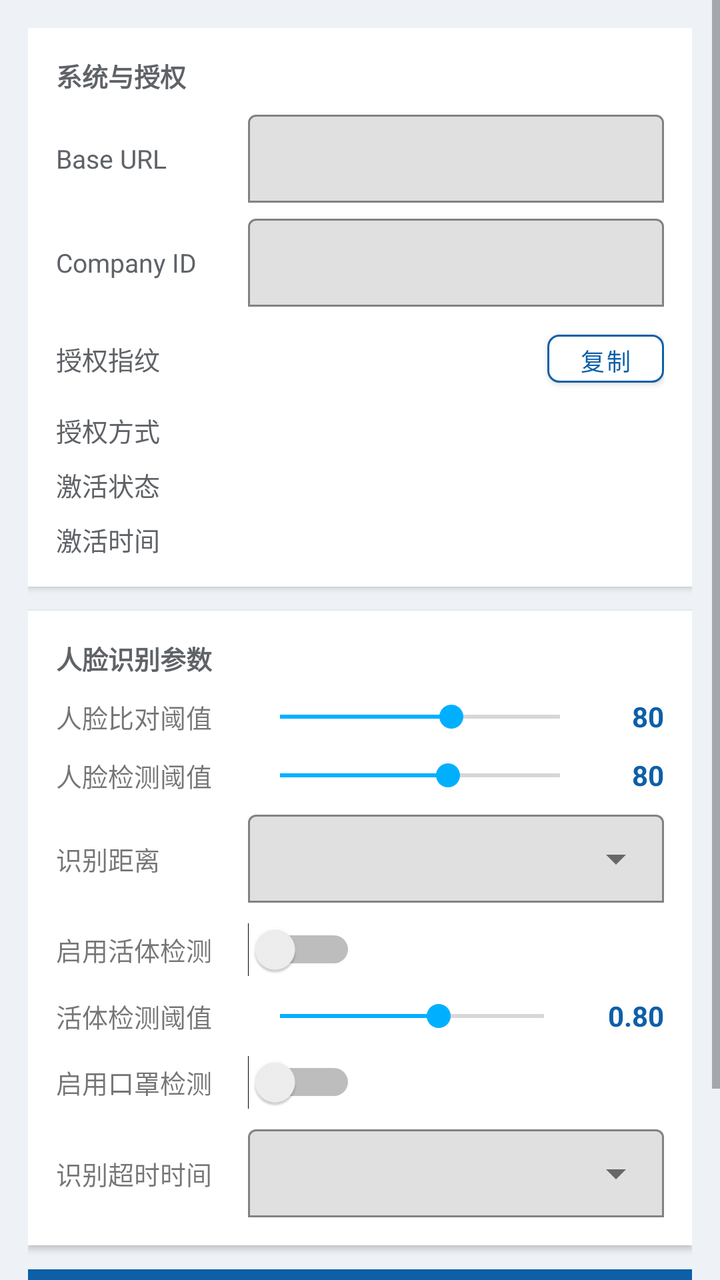
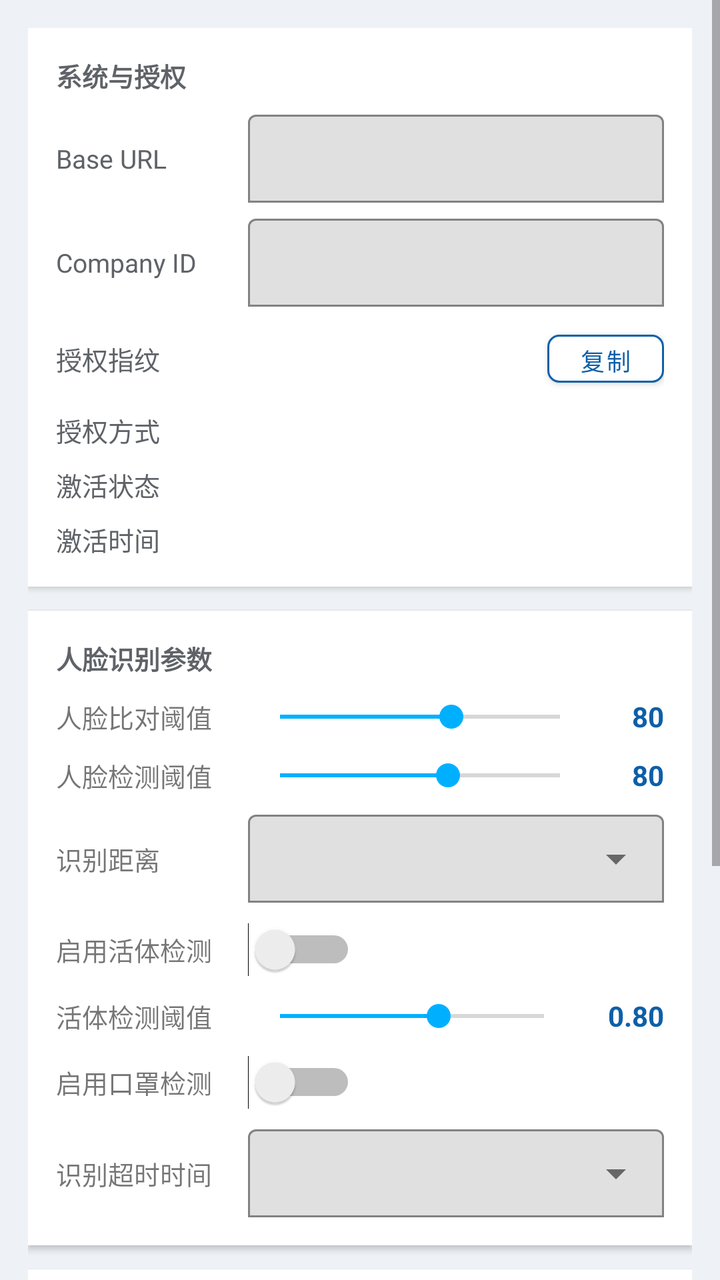

The first picture is an Android layout as it rendered before a commit; the second is the same layout after the commit. The layout source and the unified diff follow.
<!-- AndroidManifest.xml: application theme AppTheme -->
<!-- res/layout/fragment_advanced_config.xml -->
﻿<?xml version="1.0" encoding="utf-8"?>
<LinearLayout xmlns:android="http://schemas.android.com/apk/res/android"
    xmlns:app="http://schemas.android.com/apk/res-auto"
    android:layout_width="match_parent"
    android:layout_height="match_parent"
    android:orientation="vertical">

    <ScrollView
        android:layout_width="match_parent"
        android:layout_height="match_parent">

        <LinearLayout
            android:layout_width="match_parent"
            android:layout_height="wrap_content"
            android:orientation="vertical"
            android:padding="14dp">

            <LinearLayout
                android:layout_width="match_parent"
                android:layout_height="wrap_content"
                android:layout_marginBottom="12dp"
                android:background="@color/white"
                android:elevation="2dp"
                android:orientation="vertical"
                android:padding="14dp">

                <TextView
                    android:layout_width="wrap_content"
                    android:layout_height="wrap_content"
                    android:layout_marginBottom="10dp"
                    android:text="系统与授权"
                    android:textColor="@color/text_secondary"
                    android:textSize="13sp"
                    android:textStyle="bold" />

                <LinearLayout
                    android:layout_width="match_parent"
                    android:layout_height="wrap_content"
                    android:layout_marginBottom="8dp"
                    android:gravity="center_vertical"
                    android:orientation="horizontal">

                    <TextView
                        android:layout_width="96dp"
                        android:layout_height="wrap_content"
                        android:text="Base URL"
                        android:textColor="@color/text_secondary"
                        android:textSize="13sp" />

                    <com.google.android.material.textfield.TextInputLayout
                        android:layout_width="0dp"
                        android:layout_height="wrap_content"
                        android:layout_weight="1"
                        app:boxBackgroundMode="outline"
                        app:boxStrokeColor="@color/primary"
                        app:hintEnabled="false">

                        <com.google.android.material.textfield.TextInputEditText
                            android:id="@+id/et_base_url"
                            android:layout_width="match_parent"
                            android:layout_height="wrap_content"
                            android:inputType="textUri"
                            android:maxLines="1"
                            android:minHeight="44dp"
                            android:paddingStart="10dp"
                            android:paddingTop="12dp"
                            android:paddingEnd="10dp"
                            android:paddingBottom="12dp"
                            android:textColor="@color/text_primary"
                            android:textSize="13sp" />
                    </com.google.android.material.textfield.TextInputLayout>
                </LinearLayout>

                <LinearLayout
                    android:layout_width="match_parent"
                    android:layout_height="wrap_content"
                    android:layout_marginBottom="8dp"
                    android:gravity="center_vertical"
                    android:orientation="horizontal">

                    <TextView
                        android:layout_width="96dp"
                        android:layout_height="wrap_content"
                        android:text="Company ID"
                        android:textColor="@color/text_secondary"
                        android:textSize="13sp" />

                    <com.google.android.material.textfield.TextInputLayout
                        android:layout_width="0dp"
                        android:layout_height="wrap_content"
                        android:layout_weight="1"
                        app:boxBackgroundMode="outline"
                        app:boxStrokeColor="@color/primary"
                        app:hintEnabled="false">

                        <com.google.android.material.textfield.TextInputEditText
                            android:id="@+id/et_company_id"
                            android:layout_width="match_parent"
                            android:layout_height="wrap_content"
                            android:inputType="number"
                            android:maxLines="1"
                            android:minHeight="44dp"
                            android:paddingStart="10dp"
                            android:paddingTop="12dp"
                            android:paddingEnd="10dp"
                            android:paddingBottom="12dp"
                            android:textColor="@color/text_primary"
                            android:textSize="13sp" />
                    </com.google.android.material.textfield.TextInputLayout>
                </LinearLayout>

                <LinearLayout
                    android:layout_width="match_parent"
                    android:layout_height="wrap_content"
                    android:layout_marginBottom="8dp"
                    android:gravity="center_vertical"
                    android:orientation="horizontal">

                    <TextView
                        android:layout_width="96dp"
                        android:layout_height="wrap_content"
                        android:text="授权指纹"
                        android:textColor="@color/text_secondary"
                        android:textSize="13sp" />

                    <TextView
                        android:id="@+id/tv_baidu_fingerprint"
                        android:layout_width="0dp"
                        android:layout_height="wrap_content"
                        android:layout_weight="1"
                        android:maxLines="2"
                        android:textColor="@color/text_primary"
                        android:textSize="12sp" />

                    <com.google.android.material.button.MaterialButton
                        android:id="@+id/btn_copy_fingerprint"
                        android:layout_width="wrap_content"
                        android:layout_height="36dp"
                        android:layout_marginStart="8dp"
                        android:minWidth="0dp"
                        android:text="复制"
                        android:textAllCaps="false"
                        android:textColor="@color/primary"
                        android:textSize="12sp"
                        app:backgroundTint="@color/white"
                        app:cornerRadius="6dp"
                        app:strokeColor="@color/primary"
                        app:strokeWidth="1dp" />
                </LinearLayout>

                <LinearLayout
                    android:layout_width="match_parent"
                    android:layout_height="wrap_content"
                    android:layout_marginBottom="8dp"
                    android:orientation="horizontal">

                    <TextView
                        android:layout_width="96dp"
                        android:layout_height="wrap_content"
                        android:text="授权方式"
                        android:textColor="@color/text_secondary"
                        android:textSize="13sp" />

                    <TextView
                        android:id="@+id/tv_activation_mode"
                        android:layout_width="0dp"
                        android:layout_height="wrap_content"
                        android:layout_weight="1"
                        android:textColor="@color/text_primary"
                        android:textSize="13sp" />
                </LinearLayout>

                <LinearLayout
                    android:layout_width="match_parent"
                    android:layout_height="wrap_content"
                    android:layout_marginBottom="8dp"
                    android:orientation="horizontal">

                    <TextView
                        android:layout_width="96dp"
                        android:layout_height="wrap_content"
                        android:text="激活状态"
                        android:textColor="@color/text_secondary"
                        android:textSize="13sp" />

                    <TextView
                        android:id="@+id/tv_activation_status"
                        android:layout_width="0dp"
                        android:layout_height="wrap_content"
                        android:layout_weight="1"
                        android:textColor="@color/text_primary"
                        android:textSize="13sp" />
                </LinearLayout>

                <LinearLayout
                    android:layout_width="match_parent"
                    android:layout_height="wrap_content"
                    android:orientation="horizontal">

                    <TextView
                        android:layout_width="96dp"
                        android:layout_height="wrap_content"
                        android:text="激活时间"
                        android:textColor="@color/text_secondary"
                        android:textSize="13sp" />

                    <TextView
                        android:id="@+id/tv_activation_time"
                        android:layout_width="0dp"
                        android:layout_height="wrap_content"
                        android:layout_weight="1"
                        android:textColor="@color/text_primary"
                        android:textSize="12sp" />
                </LinearLayout>
            </LinearLayout>

            <LinearLayout
                android:layout_width="match_parent"
                android:layout_height="wrap_content"
                android:layout_marginBottom="12dp"
                android:background="@color/white"
                android:elevation="2dp"
                android:orientation="vertical"
                android:padding="14dp">

                <TextView
                    android:layout_width="wrap_content"
                    android:layout_height="wrap_content"
                    android:layout_marginBottom="10dp"
                    android:text="人脸识别参数"
                    android:textColor="@color/text_secondary"
                    android:textSize="13sp"
                    android:textStyle="bold" />

                <LinearLayout
                    android:layout_width="match_parent"
                    android:layout_height="wrap_content"
                    android:gravity="center_vertical"
                    android:orientation="horizontal">

                    <TextView
                        android:layout_width="96dp"
                        android:layout_height="wrap_content"
                        android:text="人脸比对阈值"
                        android:textSize="13sp" />

                    <SeekBar
                        android:id="@+id/seek_match_threshold"
                        android:layout_width="0dp"
                        android:layout_height="wrap_content"
                        android:layout_weight="1"
                        android:max="99"
                        android:min="50"
                        android:progress="80" />

                    <TextView
                        android:id="@+id/tv_threshold_value"
                        android:layout_width="36dp"
                        android:layout_height="wrap_content"
                        android:gravity="end"
                        android:text="80"
                        android:textColor="@color/primary"
                        android:textStyle="bold" />
                </LinearLayout>

                <LinearLayout
                    android:layout_width="match_parent"
                    android:layout_height="wrap_content"
                    android:layout_marginTop="10dp"
                    android:gravity="center_vertical"
                    android:orientation="horizontal">

                    <TextView
                        android:layout_width="96dp"
                        android:layout_height="wrap_content"
                        android:text="人脸检测阈值"
                        android:textSize="13sp" />

                    <SeekBar
                        android:id="@+id/seek_face_threshold"
                        android:layout_width="0dp"
                        android:layout_height="wrap_content"
                        android:layout_weight="1"
                        android:max="100"
                        android:min="50"
                        android:progress="80" />

                    <TextView
                        android:id="@+id/tv_face_threshold_value"
                        android:layout_width="36dp"
                        android:layout_height="wrap_content"
                        android:gravity="end"
                        android:text="80"
                        android:textColor="@color/primary"
                        android:textStyle="bold" />
                </LinearLayout>

                <LinearLayout
                    android:layout_width="match_parent"
                    android:layout_height="wrap_content"
                    android:layout_marginTop="10dp"
                    android:gravity="center_vertical"
                    android:orientation="horizontal">

                    <TextView
                        android:layout_width="96dp"
                        android:layout_height="wrap_content"
                        android:text="识别距离"
                        android:textSize="13sp" />

                    <com.google.android.material.textfield.TextInputLayout
                        android:layout_width="0dp"
                        android:layout_height="wrap_content"
                        android:layout_weight="1"
                        app:boxBackgroundMode="outline"
                        app:boxStrokeColor="@color/primary"
                        app:endIconMode="dropdown_menu"
                        app:hintEnabled="false">

                        <com.google.android.material.textfield.MaterialAutoCompleteTextView
                            android:id="@+id/dropdown_distance_mode"
                            android:layout_width="match_parent"
                            android:layout_height="44dp"
                            android:clickable="true"
                            android:cursorVisible="false"
                            android:dropDownVerticalOffset="4dp"
                            android:inputType="none"
                            android:paddingStart="10dp"
                            android:paddingEnd="10dp"
                            android:singleLine="true" />
                    </com.google.android.material.textfield.TextInputLayout>
                </LinearLayout>

                <LinearLayout
                    android:layout_width="match_parent"
                    android:layout_height="wrap_content"
                    android:layout_marginTop="10dp"
                    android:gravity="center_vertical"
                    android:orientation="horizontal">

                    <TextView
                        android:layout_width="96dp"
                        android:layout_height="wrap_content"
                        android:text="启用活体检测"
                        android:textSize="13sp" />

                    <Switch
                        android:id="@+id/switch_liveness"
                        android:layout_width="wrap_content"
                        android:layout_height="wrap_content" />
                </LinearLayout>

                <LinearLayout
                    android:layout_width="match_parent"
                    android:layout_height="wrap_content"
                    android:layout_marginTop="10dp"
                    android:gravity="center_vertical"
                    android:orientation="horizontal">

                    <TextView
                        android:layout_width="96dp"
                        android:layout_height="wrap_content"
                        android:text="活体检测阈值"
                        android:textSize="13sp" />

                    <SeekBar
                        android:id="@+id/seek_liveness_threshold"
                        android:layout_width="0dp"
                        android:layout_height="wrap_content"
                        android:layout_weight="1"
                        android:max="100"
                        android:min="50"
                        android:progress="80" />

                    <TextView
                        android:id="@+id/tv_liveness_threshold_value"
                        android:layout_width="44dp"
                        android:layout_height="wrap_content"
                        android:gravity="end"
                        android:text="0.80"
                        android:textColor="@color/primary"
                        android:textStyle="bold" />
                </LinearLayout>

                <LinearLayout
                    android:layout_width="match_parent"
                    android:layout_height="wrap_content"
                    android:layout_marginTop="10dp"
                    android:gravity="center_vertical"
                    android:orientation="horizontal">

                    <TextView
                        android:layout_width="96dp"
                        android:layout_height="wrap_content"
                        android:text="启用口罩检测"
                        android:textSize="13sp" />

                    <Switch
                        android:id="@+id/switch_mask_detect"
                        android:layout_width="wrap_content"
                        android:layout_height="wrap_content" />
                </LinearLayout>

                <LinearLayout
                    android:layout_width="match_parent"
                    android:layout_height="wrap_content"
                    android:layout_marginTop="10dp"
                    android:gravity="center_vertical"
                    android:orientation="horizontal">

                    <TextView
                        android:layout_width="96dp"
                        android:layout_height="wrap_content"
                        android:text="识别超时时间"
                        android:textSize="13sp" />

                    <com.google.android.material.textfield.TextInputLayout
                        android:layout_width="0dp"
                        android:layout_height="wrap_content"
                        android:layout_weight="1"
                        app:boxBackgroundMode="outline"
                        app:boxStrokeColor="@color/primary"
                        app:endIconMode="dropdown_menu"
                        app:hintEnabled="false">

                        <com.google.android.material.textfield.MaterialAutoCompleteTextView
                            android:id="@+id/dropdown_recognition_timeout"
                            android:layout_width="match_parent"
                            android:layout_height="44dp"
                            android:clickable="true"
                            android:cursorVisible="false"
                            android:dropDownVerticalOffset="4dp"
                            android:inputType="none"
                            android:paddingStart="10dp"
                            android:paddingEnd="10dp"
                            android:singleLine="true" />
                    </com.google.android.material.textfield.TextInputLayout>
                </LinearLayout>
            </LinearLayout>

            <Button
                android:id="@+id/btn_save_config"
                android:layout_width="match_parent"
                android:layout_height="48dp"
                android:layout_marginBottom="10dp"
                android:background="@color/primary"
                android:text="保存高级配置"
                android:textColor="@color/white"
                android:textSize="15sp"
                android:textStyle="bold" />

            <Button
                android:id="@+id/btn_kiosk_mode"
                android:layout_width="match_parent"
                android:layout_height="46dp"
                android:background="@drawable/bg_btn_outline_red"
                android:text="退出 Kiosk 模式"
                android:textColor="@color/red"
                android:textSize="15sp" />
        </LinearLayout>
    </ScrollView>
</LinearLayout>
<!-- resources referenced by this layout -->
<resources>
  <color name="primary">#0D5FA8</color>
  <color name="red">#C62828</color>
  <color name="text_primary">#1D1D1F</color>
  <color name="text_secondary">#5F6368</color>
  <color name="white">#FFFFFF</color>
  <!-- drawable bg_btn_outline_red (drawable) -->
  <?xml version="1.0" encoding="utf-8"?>
  <shape xmlns:android="http://schemas.android.com/apk/res/android">
      <stroke android:width="2dp" android:color="#C62828"/>
      <corners android:radius="8dp"/>
      <solid android:color="@android:color/white"/>
  </shape>
  <style name="AppTheme" parent="Theme.MaterialComponents.Light.NoActionBar">
          <item name="colorPrimary">@color/primary</item>
          <item name="colorPrimaryDark">@color/primary_dark</item>
          <item name="colorAccent">@color/accent</item>
          <item name="android:windowBackground">@color/bg</item>
      </style>
  <color name="primary_dark">#0B4F8C</color>
  <color name="accent">#00B0FF</color>
  <color name="bg">#EEF2F6</color>
</resources>

<!-- the commit's change to res/layout/fragment_advanced_config.xml (unified diff, before → after) -->
@@ -438,6 +438,58 @@
                 </LinearLayout>
             </LinearLayout>
 
+            <LinearLayout
+                android:layout_width="match_parent"
+                android:layout_height="wrap_content"
+                android:layout_marginBottom="12dp"
+                android:background="@color/white"
+                android:elevation="2dp"
+                android:orientation="vertical"
+                android:padding="14dp">
+
+                <TextView
+                    android:layout_width="wrap_content"
+                    android:layout_height="wrap_content"
+                    android:text="调试"
+                    android:textColor="@color/text_secondary"
+                    android:textSize="13sp"
+                    android:textStyle="bold" />
+
+                <TextView
+                    android:layout_width="match_parent"
+                    android:layout_height="wrap_content"
+                    android:layout_marginTop="6dp"
+                    android:layout_marginBottom="12dp"
+                    android:text="查看与平台交互日志，或直接核对当前设备本地人员库。"
+                    android:textColor="@color/text_secondary"
+                    android:textSize="12sp" />
+
+                <com.google.android.material.button.MaterialButton
+                    android:id="@+id/btn_view_logs"
+                    android:layout_width="match_parent"
+                    android:layout_height="44dp"
+                    android:layout_marginBottom="10dp"
+                    android:text="查看日志"
+                    android:textAllCaps="false"
+                    android:textColor="@color/primary"
+                    app:backgroundTint="@color/white"
+                    app:cornerRadius="8dp"
+                    app:strokeColor="@color/primary"
+                    app:strokeWidth="1dp" />
+
+                <com.google.android.material.button.MaterialButton
+                    android:id="@+id/btn_view_local_employees"
+                    android:layout_width="match_parent"
+                    android:layout_height="44dp"
+                    android:text="查看本地人员列表"
+                    android:textAllCaps="false"
+                    android:textColor="@color/primary"
+                    app:backgroundTint="@color/white"
+                    app:cornerRadius="8dp"
+                    app:strokeColor="@color/primary"
+                    app:strokeWidth="1dp" />
+            </LinearLayout>
+
             <Button
                 android:id="@+id/btn_save_config"
                 android:layout_width="match_parent"
